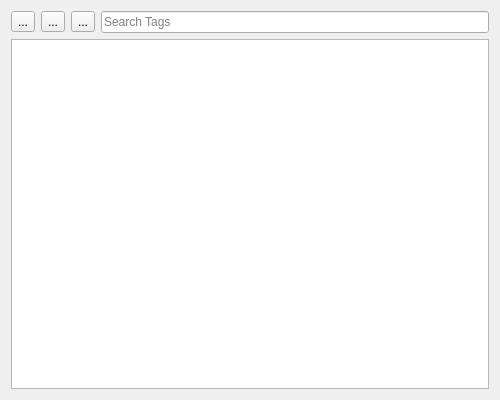
This is src/views/ui_files/forms/tag_form.ui in JakubFranek/Kapytal as Qt 5 draws it before an edit. The edited form follows.
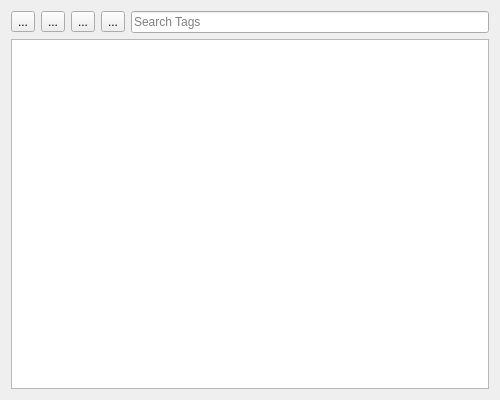
This is the edited form.

Commit message: Implement Transaction table in Tag and Payee forms

The edit to the form file:
```diff
--- a/src/views/ui_files/forms/tag_form.ui
+++ b/src/views/ui_files/forms/tag_form.ui
@@ -54,6 +54,13 @@
          </property>
         </widget>
        </item>
+       <item>
+        <widget class="QToolButton" name="showTransactionsToolButton">
+         <property name="text">
+          <string>...</string>
+         </property>
+        </widget>
+       </item>
        <item>
         <widget class="QLineEdit" name="searchLineEdit">
          <property name="toolTip">
```
Left out of the diff: 5 changed lines with no effect on the pictures. The commit also changes 10 other files.
